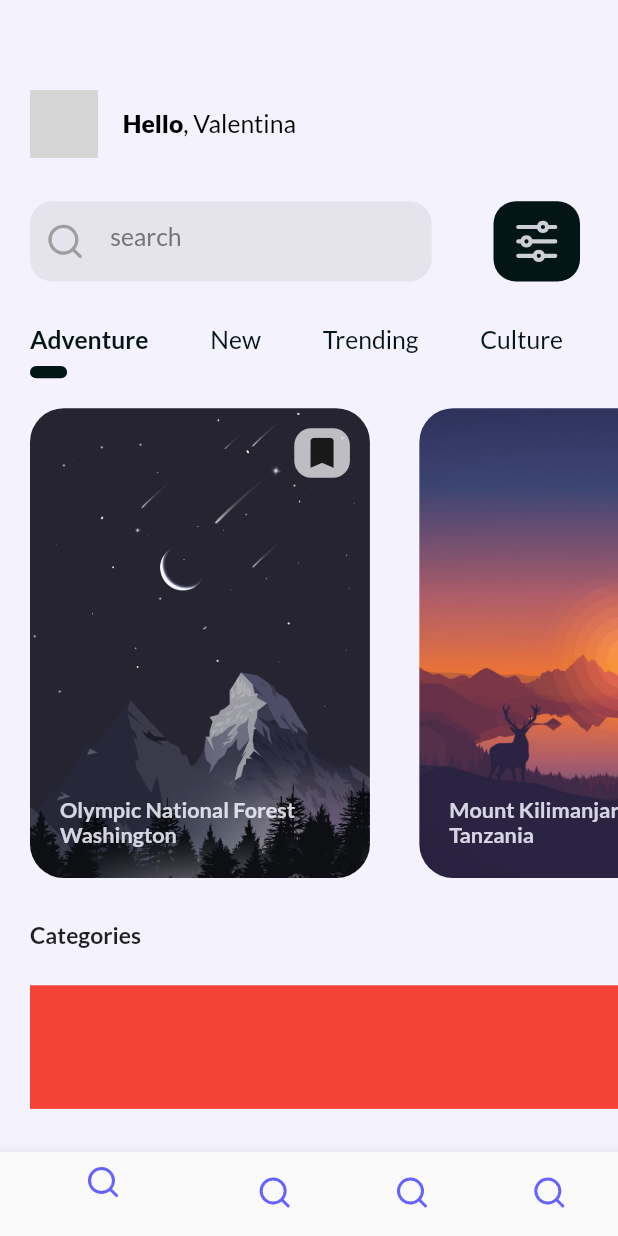
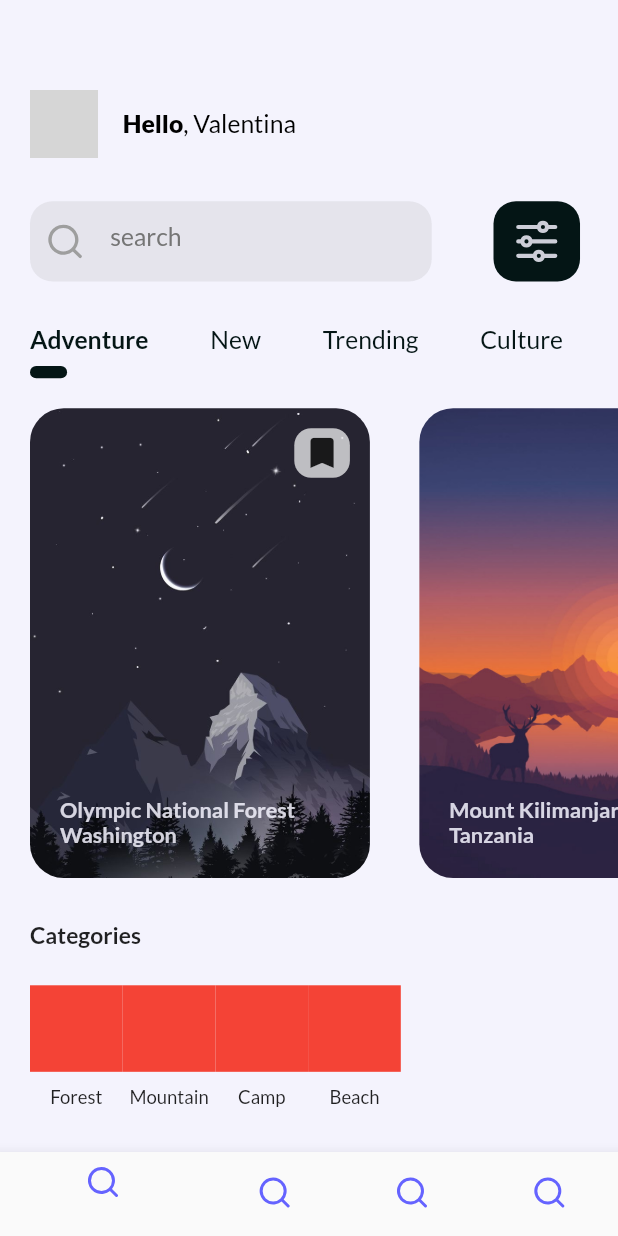
Before and after one commit to jxstxn1/Travel-App, a Flutter app: the HomeScreen screen opened directly, on a phone screen of 412 x 824 dp. Run offline on Flutter 3.47's test engine with Material 2 defaults, Android fonts, the phone set to English and light mode, and no system bars; our stand-ins replace flutter_svg, google_fonts; grey boxes are pictures that could not be loaded.

Commit message:
started work on categories

```diff
--- /dev/null
+++ b/travel/lib/models/categories.dart
@@ -0,0 +1,6 @@
+class Categories {
+  final String name;
+  final String asset;
+
+  Categories(this.name, this.asset);
+}
--- /dev/null
+++ b/travel/lib/widgets/categories_item.dart
@@ -0,0 +1,29 @@
+import 'package:flutter/material.dart';
+import 'package:google_fonts/google_fonts.dart';
+import '../models/categories.dart';
+
+class CategoriesItem extends StatelessWidget {
+  final Categories categories;
+
+  const CategoriesItem({Key? key,required this.categories}) : super(key: key);
+  @override
+  Widget build(BuildContext context) {
+    Size size = MediaQuery.of(context).size;
+    return Row(
+      children: [
+        Column(
+          crossAxisAlignment: CrossAxisAlignment.center,
+          children: <Widget>[
+            Container(
+              height: size.height * .07,
+              width: size.width * .15,
+              color: Colors.red,
+            ),
+            SizedBox(height: size.height * .0115,),
+            Text(categories.name, style: GoogleFonts.lato(fontSize: size.height * .015),),
+          ],
+        ),
+      ],
+    );
+  }
+}
--- a/travel/lib/widgets/categories_list.dart
+++ b/travel/lib/widgets/categories_list.dart
@@ -1,13 +1,33 @@
 import 'package:flutter/material.dart';
+import 'package:travel/widgets/categories_item.dart';
+
+import '../models/categories.dart';
 
 class CategoriesList extends StatelessWidget {
+  List<Categories> _categories = [
+    Categories('Forest', 'assets/icons/palm-tree.svg'),
+    Categories('Mountain', 'assets/icons/mountain.svg'),
+    Categories('Camp', 'assets/icons/camping.svg'),
+    Categories('Beach', 'assets/icons/parasol.svg'),
+  ];
+
   @override
   Widget build(BuildContext context) {
     Size size = MediaQuery.of(context).size;
     return Container(
       height: size.height * .1,
       width: double.infinity,
-      color: Colors.red,
+      child: SingleChildScrollView(
+        scrollDirection: Axis.horizontal,
+        child: Row(
+          children: <Widget>[
+            for (int i = 0; i < _categories.length; i++)
+              CategoriesItem(
+                categories: _categories[i],
+              ),
+          ],
+        ),
+      ),
     );
   }
 }
--- a/travel/lib/widgets/item.dart
+++ b/travel/lib/widgets/item.dart
@@ -2,7 +2,7 @@ import 'package:flutter/material.dart';
 import 'package:google_fonts/google_fonts.dart';
 
 import '../constants.dart';
-import '../models/Items.dart';
+import '../models/items.dart';
 import '../widgets/bookmark.dart';
 
 class Item extends StatelessWidget {
--- a/travel/lib/widgets/item_list.dart
+++ b/travel/lib/widgets/item_list.dart
@@ -1,5 +1,5 @@
 import 'package:flutter/material.dart';
-import 'package:travel/models/Items.dart';
+import 'package:travel/models/items.dart';
 import '../widgets/item.dart';
 
 class ItemList extends StatelessWidget {
```
Also changed, not shown: travel/lib/models/items.dart (renamed from travel/lib/models/Items.dart).
